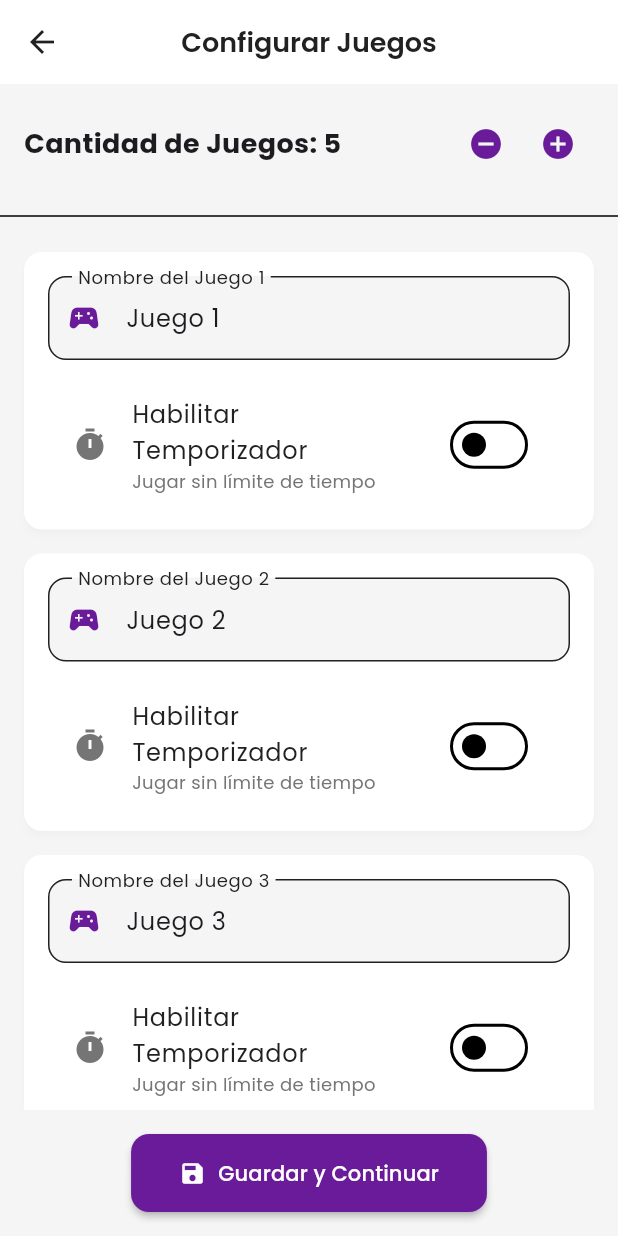
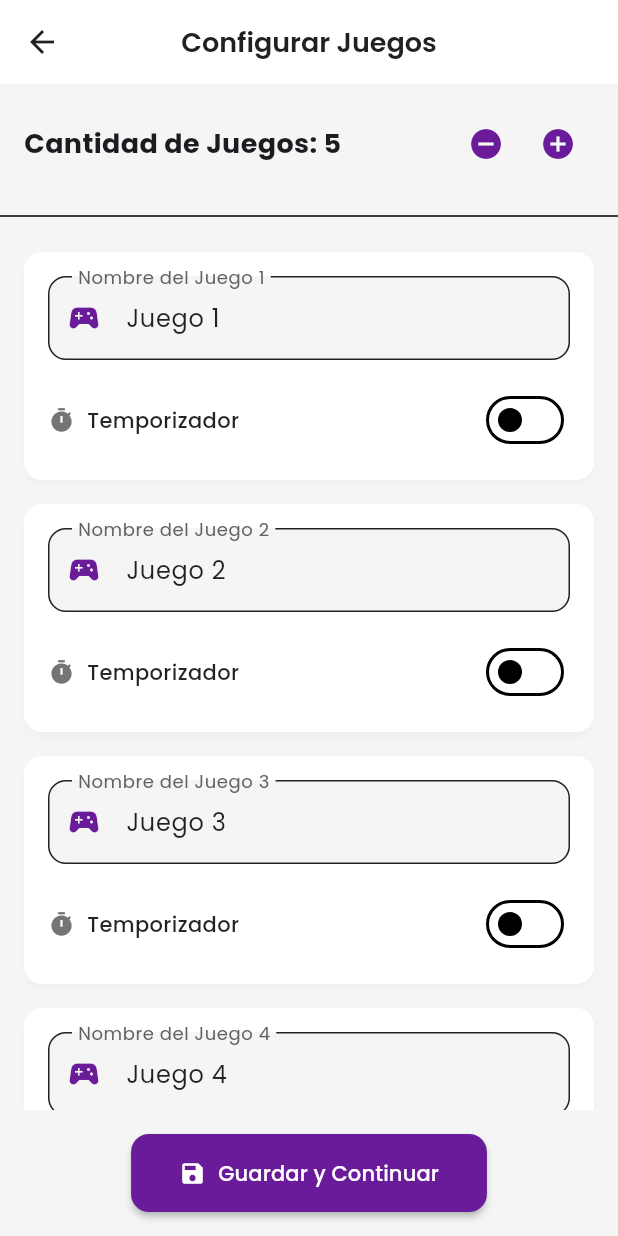
Before and after one commit to EbenCT/awana_games, a Flutter app: the GameConfigScreen screen opened by its route, on a phone screen of 412 x 824 dp. Run offline on Flutter 3.47's test engine with Material 3 defaults, Android fonts, the light colour scheme and no system bars; our stand-ins replace google_fonts, pdf, share_plus, shared_preferences; accounts and stored records are empty.

Commit message:
mejorando cronometro y edicion de puntos

```diff
--- a/lib/screens/edit_score_screen.dart
+++ b/lib/screens/edit_score_screen.dart
@@ -55,14 +55,14 @@ class _EditScoreScreenState extends State<EditScoreScreen> {
 
     return Scaffold(
       appBar: AppBar(
-        title: Text('Editar Puntuaciones: ${game.name}'),
+        title: Text('Editar: ${game.name}'),
         actions: [
           TextButton.icon(
             onPressed: _saveScores,
             icon: const Icon(Icons.save),
             label: const Text('Guardar'),
             style: TextButton.styleFrom(
-              foregroundColor: Colors.white,
+              foregroundColor: isDarkMode ? Colors.white : Colors.black,
             ),
           ),
         ],
--- a/lib/screens/game_config_screen.dart
+++ b/lib/screens/game_config_screen.dart
@@ -135,6 +135,7 @@ void _decreaseGameCount() {
 @override
 Widget build(BuildContext context) {
   final isDarkMode = Theme.of(context).brightness == Brightness.dark;
+  final textColor = isDarkMode ? Colors.white : Colors.black87;
 
   return Scaffold(
     appBar: AppBar(
@@ -222,6 +223,12 @@ void _decreaseGameCount() {
                                   ),
                                   filled: true,
                                   fillColor: isDarkMode ? Colors.grey[800] : Colors.grey[100],
+                                  labelStyle: TextStyle(
+                                    color: isDarkMode ? Colors.grey[300] : Colors.grey[700],
+                                  ),
+                                ),
+                                style: TextStyle(
+                                  color: textColor,
                                 ),
                                 validator: (value) {
                                   if (value == null || value.trim().isEmpty) {
@@ -232,66 +239,59 @@ void _decreaseGameCount() {
                               ),
                               const SizedBox(height: 16),
 
-                                // Sección de temporizador
-                                SwitchListTile(
-                                  title: const Text('Habilitar Temporizador'),
-                                  subtitle: Text(
-                                    _enableTimer[index]
-                                        ? 'Este juego tendrá temporizador'
-                                        : 'Jugar sin límite de tiempo',
-                                    style: TextStyle(
-                                      fontSize: 12,
-                                      color: isDarkMode ? Colors.grey[400] : Colors.grey[600],
-                                    ),
-                                  ),
-                                  value: _enableTimer[index],
-                                  onChanged: (value) {
-                                    setState(() {
-                                      _enableTimer[index] = value;
-                                    });
-                                  },
-                                  secondary: Icon(
+                              // Sección de temporizador (más compacta)
+                              Row(
+                                mainAxisAlignment: MainAxisAlignment.spaceBetween,
+                                children: [
+                                  Row(
+                                    children: [
+                                      Icon(
                                         Icons.timer,
                                         color: _enableTimer[index]
                                             ? Theme.of(context).colorScheme.primary
                                             : isDarkMode ? Colors.grey[400] : Colors.grey[600],
+                                        size: 18,
+                                      ),
+                                      const SizedBox(width: 8),
+                                      Text(
+                                        'Temporizador',
+                                        style: TextStyle(
+                                          fontWeight: FontWeight.w500,
+                                          color: _enableTimer[index]
+                                              ? Theme.of(context).colorScheme.primary
+                                              : textColor,
                                         ),
                                       ),
-
-                                // Si el temporizador está habilitado, mostrar opciones de duración
-                                if (_enableTimer[index]) ...[
-                                  const SizedBox(height: 8),
+                                    ],
+                                  ),
                                   Row(
                                     children: [
-                                      const Icon(
-                                        Icons.access_time,
-                                        size: 16,
-                                      ),
-                                      const SizedBox(width: 8),
-                                      const Text('Duración:'),
-                                      const SizedBox(width: 16),
+                                      // Si está habilitado, mostrar opciones de duración
+                                      if (_enableTimer[index])
                                         DropdownButton<int>(
                                           value: _timerDurations[index],
+                                          underline: Container(), // Quitar la línea inferior
+                                          isDense: true,
                                           items: [
                                             DropdownMenuItem(
                                               value: 60,
-                                            child: const Text('1 minuto'),
+                                              child: const Text('1 min'),
                                             ),
                                             DropdownMenuItem(
                                               value: 120,
-                                            child: const Text('2 minutos'),
+                                              child: const Text('2 min'),
                                             ),
                                             DropdownMenuItem(
                                               value: 180,
-                                            child: const Text('3 minutos'),
+                                              child: const Text('3 min'),
                                             ),
                                             DropdownMenuItem(
                                               value: 300,
-                                            child: const Text('5 minutos'),
+                                              child: const Text('5 min'),
                                             ),
                                             DropdownMenuItem(
                                               value: 600,
-                                            child: const Text('10 minutos'),
+                                              child: const Text('10 min'),
                                             ),
                                           ],
                                           onChanged: (value) {
@@ -302,9 +302,20 @@ void _decreaseGameCount() {
                                             }
                                           },
                                         ),
+                                      const SizedBox(width: 8),
+                                      Switch(
+                                        value: _enableTimer[index],
+                                        onChanged: (value) {
+                                          setState(() {
+                                            _enableTimer[index] = value;
+                                          });
+                                        },
+                                        activeColor: Theme.of(context).colorScheme.primary,
+                                      ),
                                     ],
                                   ),
                                 ],
+                              ),
                             ],
                           ),
                         ),
--- a/lib/services/storage_service.dart
+++ b/lib/services/storage_service.dart
@@ -135,5 +135,6 @@ class StorageService {
     await prefs.remove(_gamesKey);
     await prefs.remove(_maxGridNumbersKey);
     await prefs.remove(_configStateKey);
+    await prefs.remove(_scoreHistoryKey);
   }
 }
```
Also changed, not shown: lib/providers/teams_provider.dart (+13 -1 lines), lib/screens/score_counter_screen.dart (+58 -41 lines), lib/screens/score_history_screen.dart (+12 -3 lines), lib/widgets/score_counter/game_timer.dart (+46 -75 lines). Lines whose indentation alone changed are shown as unchanged.
